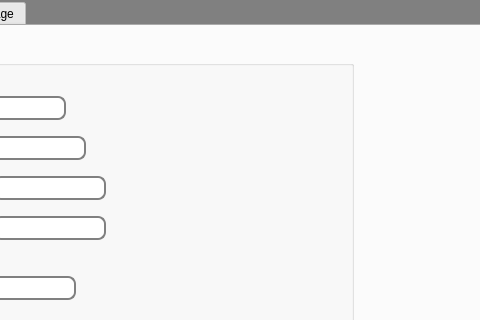
This is mainwindow.ui in YoussefRais12/Agence-Immobiliere-2A5 as Qt 5 draws it before an edit; both pictures show x 199 to 679 and y 0 to 320 of the 1113 by 600 pixel window. The edited form follows.
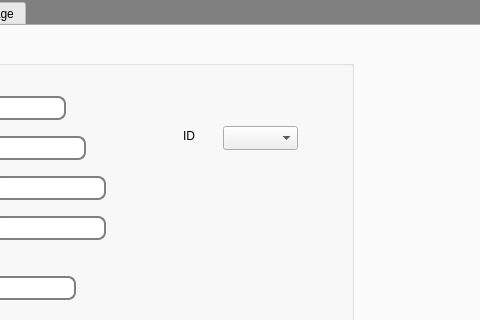
This is the edited form. The open tabs and pages were chosen to show the change.

```diff
--- a/mainwindow.ui
+++ b/mainwindow.ui
@@ -325,6 +325,29 @@
         </rect>
        </property>
       </widget>
+      <widget class="QComboBox" name="etranger">
+       <property name="geometry">
+        <rect>
+         <x>400</x>
+         <y>80</y>
+         <width>75</width>
+         <height>24</height>
+        </rect>
+       </property>
+      </widget>
+      <widget class="QLabel" name="label_20">
+       <property name="geometry">
+        <rect>
+         <x>360</x>
+         <y>80</y>
+         <width>71</width>
+         <height>20</height>
+        </rect>
+       </property>
+       <property name="text">
+        <string>ID</string>
+       </property>
+      </widget>
      </widget>
     </widget>
     <widget class="QWidget" name="tab_2">
```
